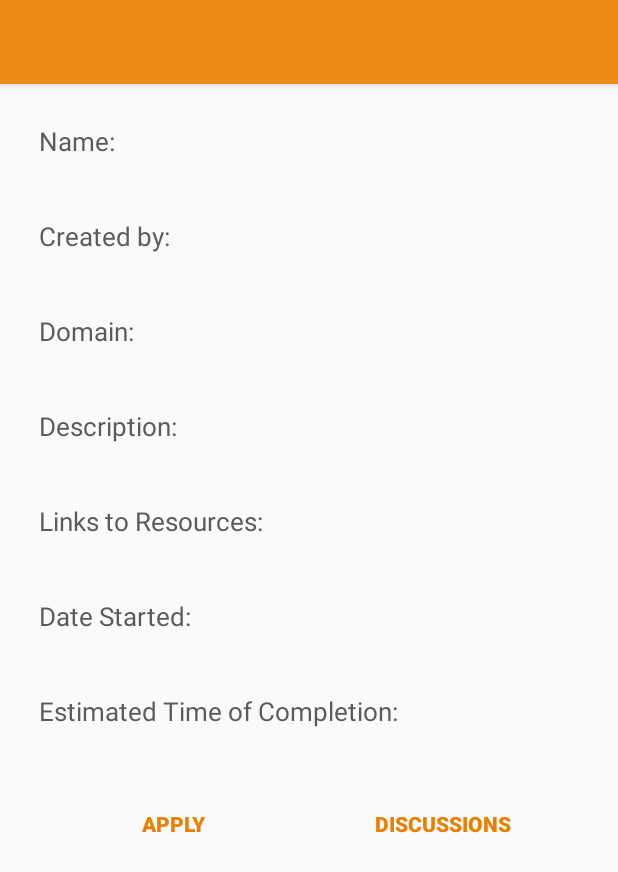
After one commit to titoghose/dbs_project, an Android app: the ProjectActivity screen opened directly, with no data from a screen before it, on a phone screen of 412 x 824 dp. The commit adds this screen. Shown: the top 872 px of the screen. Run offline under Robolectric (Android 15) with nearby library versions, the phone set to English and light mode, and no system bars; 8 statements that could not run were skipped.

Commit message:
Added Project, CreateProject activities

```diff
--- a/requiry_app/app/src/main/AndroidManifest.xml
+++ b/requiry_app/app/src/main/AndroidManifest.xml
@@ -31,7 +31,9 @@
         <activity
             android:name=".ProFeedActivity"
             android:label="ProFeed" />
-        <activity android:name=".CreateProjectActivity"></activity>
+        <activity android:name=".CreateProjectActivity" />
+        <activity android:name=".ProjectActivity" />
+        <activity android:name=".DiscussionActivity"></activity>
     </application>
 
 </manifest>
--- a/requiry_app/app/src/main/java/com/example/android/requiry/CreateProjectActivity.java
+++ b/requiry_app/app/src/main/java/com/example/android/requiry/CreateProjectActivity.java
@@ -1,6 +1,8 @@
 package com.example.android.requiry;
 
+import android.app.Activity;
 import android.content.Intent;
+import android.support.v4.app.NavUtils;
 import android.support.v7.app.ActionBar;
 import android.support.v7.app.AppCompatActivity;
 import android.os.Bundle;
@@ -8,6 +10,7 @@ import android.util.Log;
 import android.view.Gravity;
 import android.view.LayoutInflater;
 import android.view.Menu;
+import android.view.MenuInflater;
 import android.view.MenuItem;
 import android.view.View;
 import android.widget.AutoCompleteTextView;
@@ -45,12 +48,20 @@ public class CreateProjectActivity extends AppCompatActivity {
         assert actionBar != null;
         actionBar.setDisplayOptions(ActionBar.DISPLAY_SHOW_CUSTOM);
         actionBar.setCustomView(v);
+
+        mName = (AutoCompleteTextView) findViewById(R.id.pName_editText);
+        mDomain = (AutoCompleteTextView) findViewById(R.id.pDomain_editText);
+        mLinks = (EditText) findViewById(R.id.pLinks_editText);
+        mDesc = (AutoCompleteTextView) findViewById(R.id.pDesc_editText);
+        mETC = (EditText) findViewById(R.id.pETC_editText);
     }
 
     @Override
     public boolean onCreateOptionsMenu(Menu menu) {
-        getMenuInflater().inflate(R.menu.action_bar_menu, menu);
+        MenuInflater mi = getMenuInflater();
+        mi.inflate(R.menu.action_bar_menu, menu);
         return super.onCreateOptionsMenu(menu);
+
     }
 
     // handle button activities
@@ -59,12 +70,12 @@ public class CreateProjectActivity extends AppCompatActivity {
         int id = item.getItemId();
 
         if (id == R.id.create_button) {
-            createProj();
+            createProject();
         }
         return super.onOptionsItemSelected(item);
     }
 
-    private void createProj() {
+    private void createProject() {
         String name = mName.getText().toString().trim();
         String domain = mDomain.getText().toString().trim();
         String links = mLinks.getText().toString().trim();
@@ -73,12 +84,15 @@ public class CreateProjectActivity extends AppCompatActivity {
 
         if(name.length()==0){
             mName.setError("Cannot leave empty");
+            return;
         }
         if(domain.length()==0){
             mDomain.setError("Cannot leave empty");
+            return;
         }
         if(desc.length()==0){
             mDesc.setError("Cannot leave empty");
+            return;
         }
 
         try {
@@ -92,5 +106,25 @@ public class CreateProjectActivity extends AppCompatActivity {
         catch (Exception e){
             e.printStackTrace();
         }
+
+        SubmitAsyncTask.InformComplete mycallback = new SubmitAsyncTask.InformComplete() {
+            @Override
+            public void postData(String result) {
+                mName.setText("");
+                mDomain.setText("");
+                mLinks.setText("");
+                mDesc.setText("");
+                mETC.setText("");
+                //  Toast.makeText(getMyActivityContext(),"postDataWorks",Toast.LENGTH_SHORT).show();
+                if(result.equals("success"))
+                    NavUtils.navigateUpFromSameTask(getMyActivityContext());
+            }
+        };
+        new SubmitAsyncTask(this, url, jsonObject, mycallback).execute();
+
     }
+    private Activity getMyActivityContext(){
+        return this;
+    }
+
 }
--- /dev/null
+++ b/requiry_app/app/src/main/java/com/example/android/requiry/DiscussionActivity.java
@@ -0,0 +1,13 @@
+package com.example.android.requiry;
+
+import android.support.v7.app.AppCompatActivity;
+import android.os.Bundle;
+
+public class DiscussionActivity extends AppCompatActivity {
+
+    @Override
+    protected void onCreate(Bundle savedInstanceState) {
+        super.onCreate(savedInstanceState);
+        setContentView(R.layout.activity_discussion);
+    }
+}
--- /dev/null
+++ b/requiry_app/app/src/main/java/com/example/android/requiry/ProjectActivity.java
@@ -0,0 +1,78 @@
+package com.example.android.requiry;
+
+import android.content.Intent;
+import android.net.wifi.p2p.WifiP2pManager;
+import android.support.v7.app.ActionBar;
+import android.support.v7.app.AppCompatActivity;
+import android.os.Bundle;
+import android.view.LayoutInflater;
+import android.view.View;
+import android.widget.Button;
+import android.widget.TextView;
+
+import org.w3c.dom.Text;
+
+public class ProjectActivity extends AppCompatActivity {
+
+    private String pId;
+    private TextView mName;
+    private TextView mCreator;
+    private TextView mDomain;
+    private TextView mDesc;
+    private TextView mLinks;
+    private TextView mStarted;
+    private TextView mETC;
+
+
+    @Override
+    protected void onCreate(Bundle savedInstanceState) {
+        super.onCreate(savedInstanceState);
+        setContentView(R.layout.activity_project);
+
+        mName = (TextView) findViewById(R.id.pName_textView);
+        mCreator = (TextView) findViewById(R.id.pCreator_textView);
+        mDomain = (TextView) findViewById(R.id.pDomain_textView);
+        mDesc = (TextView) findViewById(R.id.pDesc_textView);
+        mLinks = (TextView) findViewById(R.id.pLinks_textView);
+        mStarted = (TextView) findViewById(R.id.pStarted_textView);
+        mETC = (TextView) findViewById(R.id.pETC_textView);
+
+        final Bundle dataFromProFeed = getIntent().getExtras();
+        pId = dataFromProFeed.getString("pId");
+        mName.setText(dataFromProFeed.getString("pName"));
+        mCreator.setText(dataFromProFeed.getString("pCreator"));
+        mDomain.setText(dataFromProFeed.getString("pDomain"));
+        mDesc.setText(dataFromProFeed.getString("pDesc"));
+        mLinks.setText(dataFromProFeed.getString("pLinks"));
+        mStarted.setText(dataFromProFeed.getString("pDateStarts"));
+        mETC.setText(dataFromProFeed.getString("pDateEnds"));
+
+        Button mApply = (Button) findViewById(R.id.apply_button);
+        Button mDiscussion = (Button) findViewById(R.id.discuss_button);
+
+        mApply.setOnClickListener(new View.OnClickListener() {
+            @Override
+            public void onClick(View v) {
+
+            }
+        });
+
+        mDiscussion.setOnClickListener(new View.OnClickListener() {
+            @Override
+            public void onClick(View v) {
+                Intent discussion = new Intent(ProjectActivity.this, DiscussionActivity.class).putExtras(dataFromProFeed);
+                startActivity(discussion);
+            }
+        });
+
+        ActionBar actionBar = getSupportActionBar();
+        LayoutInflater inflater = LayoutInflater.from(this);
+        View v = inflater.inflate(R.layout.action_bar, null);
+        TextView actionbar_title = (TextView)v.findViewById(R.id.action_bar_title);
+        actionbar_title.setText(mName.getText().toString().trim());
+        assert actionBar != null;
+        actionBar.setDisplayOptions(ActionBar.DISPLAY_SHOW_CUSTOM);
+        actionBar.setCustomView(v);
+
+    }
+}
--- a/requiry_app/app/src/main/java/com/example/android/requiry/SignInActivity.java
+++ b/requiry_app/app/src/main/java/com/example/android/requiry/SignInActivity.java
@@ -13,13 +13,16 @@ import android.widget.ProgressBar;
 import android.widget.TextView;
 import android.widget.Toast;
 
+import org.json.JSONArray;
+import org.json.JSONObject;
+
 public class SignInActivity extends AppCompatActivity {
 
     private AutoCompleteTextView mEnterUsername;
     private EditText mEnterPassword;
-    private ProgressBar mProgressBar;
     private Button mSignInButton;
     private Button mSignUpButton;
+    private JSONArray jArray;
 
     @Override
     protected void onCreate(Bundle savedInstanceState) {
@@ -45,7 +48,7 @@ public class SignInActivity extends AppCompatActivity {
             @Override
             public void onClick(View v) {
                 if(validUsername() && validPassword()){
-                    Intent moveToProFeed = new Intent(SignInActivity.this, ProFeedActivity.class);
+                    Intent moveToProFeed = new Intent(SignInActivity.this, SignUpActivity.class);
                     startActivity(moveToProFeed);
                 }
                 else{
@@ -58,7 +61,7 @@ public class SignInActivity extends AppCompatActivity {
         mSignUpButton.setOnClickListener(new View.OnClickListener() {
             @Override
             public void onClick(View v) {
-                Intent moveToSignUp = new Intent(SignInActivity.this, SignUpActivity.class);
+                Intent moveToSignUp = new Intent(SignInActivity.this, CreateProjectActivity.class);
                 startActivity(moveToSignUp);
             }
         });
@@ -66,7 +69,7 @@ public class SignInActivity extends AppCompatActivity {
 
     private boolean validUsername() {
         final String email = String.valueOf(mEnterUsername.getText());
-
+        jArray = new JSONArray();
         return true;
     }
     private boolean validPassword() {
--- a/requiry_app/app/src/main/java/com/example/android/requiry/SubmitAsyncTask.java
+++ b/requiry_app/app/src/main/java/com/example/android/requiry/SubmitAsyncTask.java
@@ -104,6 +104,6 @@ public class SubmitAsyncTask extends AsyncTask<String, Void, String> {
         myCallback.postData(result);
     }
     public interface InformComplete{
-        public void postData(String result);
+        void postData(String result);
     }
 }
--- /dev/null
+++ b/requiry_app/app/src/main/res/layout/activity_discussion.xml
@@ -0,0 +1,13 @@
+<?xml version="1.0" encoding="utf-8"?>
+<RelativeLayout xmlns:android="http://schemas.android.com/apk/res/android"
+    xmlns:tools="http://schemas.android.com/tools"
+    android:id="@+id/activity_discussion"
+    android:layout_width="match_parent"
+    android:layout_height="match_parent"
+    android:paddingBottom="@dimen/activity_vertical_margin"
+    android:paddingLeft="@dimen/activity_horizontal_margin"
+    android:paddingRight="@dimen/activity_horizontal_margin"
+    android:paddingTop="@dimen/activity_vertical_margin"
+    tools:context="com.example.android.requiry.DiscussionActivity">
+
+</RelativeLayout>
--- /dev/null
+++ b/requiry_app/app/src/main/res/layout/activity_project.xml
@@ -0,0 +1,199 @@
+<?xml version="1.0" encoding="utf-8"?>
+<RelativeLayout xmlns:android="http://schemas.android.com/apk/res/android"
+    xmlns:tools="http://schemas.android.com/tools"
+    android:id="@+id/activity_project"
+    android:layout_width="match_parent"
+    android:layout_height="match_parent"
+    android:paddingBottom="@dimen/activity_vertical_margin"
+    android:paddingLeft="@dimen/activity_horizontal_margin"
+    android:paddingRight="@dimen/activity_horizontal_margin"
+    android:paddingTop="@dimen/activity_vertical_margin"
+    tools:context="com.example.android.requiry.ProjectActivity">
+    <ScrollView
+        android:id="@+id/scrollView"
+        android:layout_width="match_parent"
+        android:layout_height="wrap_content">
+
+        <LinearLayout
+            android:layout_width="match_parent"
+            android:layout_height="wrap_content"
+            android:orientation="vertical">
+
+            <LinearLayout
+                android:id="@+id/pName_Layout"
+                android:layout_width="match_parent"
+                android:layout_height="wrap_content"
+                android:orientation="vertical"
+                android:padding="10dp">
+
+                <TextView
+                    android:id="@+id/pName_title"
+                    android:layout_width="match_parent"
+                    android:layout_height="wrap_content"
+                    android:text="Name:"
+                    android:textSize="17sp"
+                    android:textColor="#5b5b5b"/>
+                <TextView
+                    android:id="@+id/pName_textView"
+                    android:layout_width="match_parent"
+                    android:layout_height="wrap_content"/>
+
+            </LinearLayout>
+
+
+
+            <LinearLayout
+                android:id="@+id/pCreator_Layout"
+                android:layout_width="match_parent"
+                android:layout_height="wrap_content"
+                android:orientation="vertical"
+                android:padding="10dp">
+
+                <TextView
+                    android:id="@+id/pCreator_title"
+                    android:layout_width="match_parent"
+                    android:layout_height="wrap_content"
+                    android:text="Created by:"
+                    android:textSize="17sp"
+                    android:textColor="#5b5b5b"/>
+                <TextView
+                    android:id="@+id/pCreator_textView"
+                    android:layout_width="match_parent"
+                    android:layout_height="wrap_content"/>
+
+            </LinearLayout>
+
+            <LinearLayout
+                android:id="@+id/pDomain_Layout"
+                android:layout_width="match_parent"
+                android:layout_height="wrap_content"
+                android:orientation="vertical"
+                android:padding="10dp">
+
+                <TextView
+                    android:id="@+id/pDomain_title"
+                    android:layout_width="match_parent"
+                    android:layout_height="wrap_content"
+                    android:text="Domain:"
+                    android:textSize="17sp"
+                    android:textColor="#5b5b5b"/>
+                <TextView
+                    android:id="@+id/pDomain_textView"
+                    android:layout_width="match_parent"
+                    android:layout_height="wrap_content"/>
+
+            </LinearLayout>
+
+            <LinearLayout
+                android:id="@+id/pDesc_Layout"
+                android:layout_width="match_parent"
+                android:layout_height="wrap_content"
+                android:orientation="vertical"
+                android:padding="10dp">
+
+                <TextView
+                    android:id="@+id/pDesc_title"
+                    android:layout_width="match_parent"
+                    android:layout_height="wrap_content"
+                    android:text="Description:"
+                    android:textSize="17sp"
+                    android:textColor="#5b5b5b"/>
+                <TextView
+                    android:id="@+id/pDesc_textView"
+                    android:layout_width="match_parent"
+                    android:layout_height="wrap_content" />
+            </LinearLayout>
+
+            <LinearLayout
+                android:id="@+id/pLinks_Layout"
+                android:layout_width="match_parent"
+                android:layout_height="wrap_content"
+                android:orientation="vertical"
+                android:padding="10dp">
+
+                <TextView
+                    android:id="@+id/pLinks_title"
+                    android:layout_width="match_parent"
+                    android:layout_height="wrap_content"
+                    android:text="Links to Resources:"
+                    android:textSize="17sp"
+                    android:textColor="#5b5b5b"/>
+                <TextView
+                    android:id="@+id/pLinks_textView"
+                    android:layout_width="match_parent"
+                    android:layout_height="wrap_content"/>
+            </LinearLayout>
+
+            <LinearLayout
+                android:id="@+id/pStarted_Layout"
+                android:layout_width="match_parent"
+                android:layout_height="wrap_content"
+                android:orientation="vertical"
+                android:padding="10dp">
+
+                <TextView
+                    android:id="@+id/pStarted_title"
+                    android:layout_width="match_parent"
+                    android:layout_height="wrap_content"
+                    android:text="Date Started:"
+                    android:textSize="17sp"
+                    android:textColor="#5b5b5b"/>
+                <TextView
+                    android:id="@+id/pStarted_textView"
+                    android:layout_width="match_parent"
+                    android:layout_height="wrap_content"/>
+
+            </LinearLayout>
+
+            <LinearLayout
+                android:id="@+id/pETC_Layout"
+                android:layout_width="match_parent"
+                android:layout_height="wrap_content"
+                android:orientation="vertical"
+                android:padding="10dp">
+
+                <TextView
+                    android:id="@+id/pETC_title"
+                    android:layout_width="match_parent"
+                    android:layout_height="wrap_content"
+                    android:text="Estimated Time of Completion:"
+                    android:textSize="17sp"
+                    android:textColor="#5b5b5b"/>
+                <TextView
+                    android:id="@+id/pETC_textView"
+                    android:layout_width="match_parent"
+                    android:layout_height="wrap_content"/>
+
+            </LinearLayout>
+
+            <LinearLayout
+                android:id="@+id/Buttons_Layout"
+                android:layout_width="match_parent"
+                android:layout_height="wrap_content"
+                android:orientation="horizontal"
+                android:padding="10dp">
+
+                <Button
+                    android:id="@+id/apply_button"
+                    android:layout_width="wrap_content"
+                    android:layout_height="wrap_content"
+                    android:text="Apply"
+                    android:textColor="#e98000"
+                    android:textStyle="bold"
+                    android:layout_weight="1"
+                    android:background="@android:color/transparent" />
+                <Button
+                    android:id="@+id/discuss_button"
+                    android:layout_width="wrap_content"
+                    android:layout_height="wrap_content"
+                    android:text="Discussions"
+                    android:textColor="#e98000"
+                    android:textStyle="bold"
+                    android:layout_weight="1"
+                    android:background="@android:color/transparent"/>
+
+            </LinearLayout>
+
+        </LinearLayout>
+    </ScrollView>
+</RelativeLayout>
```
